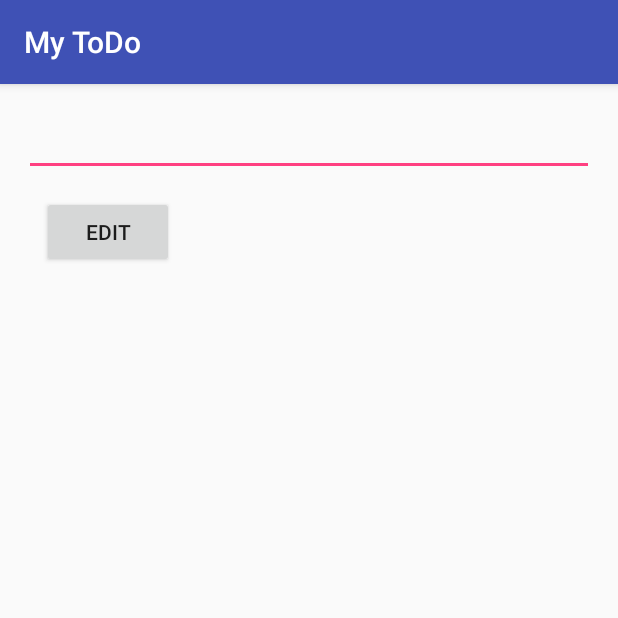
After one commit to yeyus/CodePathFB-MyToDo, an Android app: the EditItemActivity screen opened directly, with no data from a screen before it, on a phone screen of 412 x 824 dp, the top half of it. The commit adds this screen. Run offline under Robolectric (Android 15) with nearby library versions, the phone set to English and light mode, and no system bars.

Commit message:
add edit support

```diff
--- a/app/src/main/AndroidManifest.xml
+++ b/app/src/main/AndroidManifest.xml
@@ -15,6 +15,7 @@
                 <category android:name="android.intent.category.LAUNCHER" />
             </intent-filter>
         </activity>
+        <activity android:name=".EditItemActivity"></activity>
     </application>
 
 </manifest>
--- /dev/null
+++ b/app/src/main/java/com/ea7jmf/codepathfbtodo/EditItemActivity.java
@@ -0,0 +1,36 @@
+package com.ea7jmf.codepathfbtodo;
+
+import android.content.Intent;
+import android.os.Bundle;
+import android.support.v7.app.AppCompatActivity;
+import android.view.View;
+import android.widget.EditText;
+
+public class EditItemActivity extends AppCompatActivity {
+
+    String text;
+    int position;
+
+    EditText etItemValue;
+
+    @Override
+    protected void onCreate(Bundle savedInstanceState) {
+        super.onCreate(savedInstanceState);
+
+        text = getIntent().getStringExtra("text");
+        position = getIntent().getIntExtra("position", -1);
+
+        setContentView(R.layout.activity_edit_item);
+        etItemValue = (EditText) findViewById(R.id.etItemValue);
+        etItemValue.setText(text);
+    }
+
+    public void onEdit(View view) {
+        Intent data = new Intent();
+        data.putExtra("text", etItemValue.getText().toString());
+        data.putExtra("position", position);
+
+        setResult(MainActivity.RESULT_OK, data);
+        this.finish();
+    }
+}
--- /dev/null
+++ b/app/src/main/res/layout/activity_edit_item.xml
@@ -0,0 +1,33 @@
+<?xml version="1.0" encoding="utf-8"?>
+<RelativeLayout xmlns:android="http://schemas.android.com/apk/res/android"
+    xmlns:tools="http://schemas.android.com/tools"
+    android:id="@+id/activity_edit_item"
+    android:layout_width="match_parent"
+    android:layout_height="match_parent"
+    android:paddingBottom="@dimen/activity_vertical_margin"
+    android:paddingLeft="@dimen/activity_horizontal_margin"
+    android:paddingRight="@dimen/activity_horizontal_margin"
+    android:paddingTop="@dimen/activity_vertical_margin"
+    tools:context="com.ea7jmf.codepathfbtodo.EditItemActivity">
+
+    <EditText
+        android:layout_width="wrap_content"
+        android:layout_height="wrap_content"
+        android:inputType="textMultiLine"
+        android:ems="10"
+        android:layout_alignParentTop="true"
+        android:id="@+id/etItemValue"
+        android:layout_alignParentStart="true"
+        android:layout_alignParentEnd="true" />
+
+    <Button
+        android:text="@string/edit_label"
+        android:layout_width="wrap_content"
+        android:layout_height="wrap_content"
+        android:id="@+id/btnEdit"
+        android:layout_marginStart="12dp"
+        android:layout_marginTop="13dp"
+        android:layout_below="@+id/etItemValue"
+        android:layout_alignParentStart="true"
+        android:onClick="onEdit" />
+</RelativeLayout>
--- a/app/src/main/res/values/strings.xml
+++ b/app/src/main/res/values/strings.xml
@@ -3,4 +3,5 @@
     <string name="submit_label">Submit</string>
     <string name="add_item">Add a new Item...</string>
     <string name="add_button">Add</string>
+    <string name="edit_label">Edit</string>
 </resources>
```
Also changed, not shown: app/src/main/java/com/ea7jmf/codepathfbtodo/MainActivity.java (+25 -0 lines), 1 other file.
